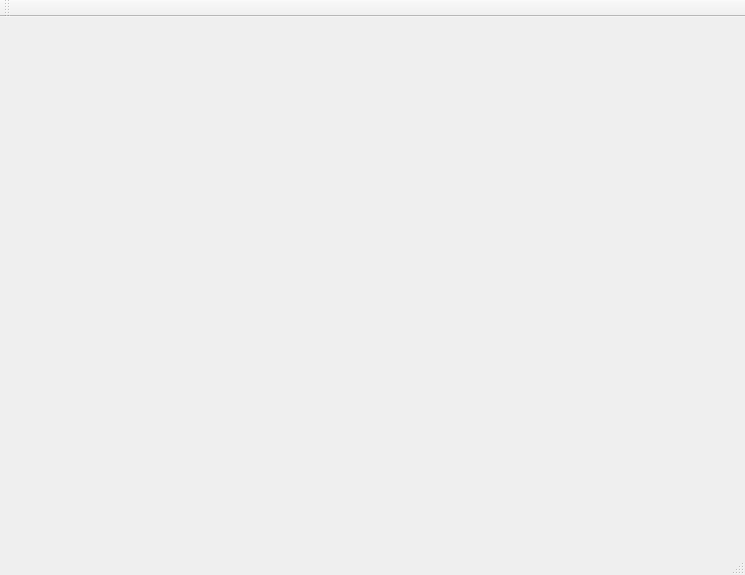
Above: Assignment2/Assignment2/raytracer.ui from dawnfan/ComputertGraphics-II before the change. Below: the same form after it.
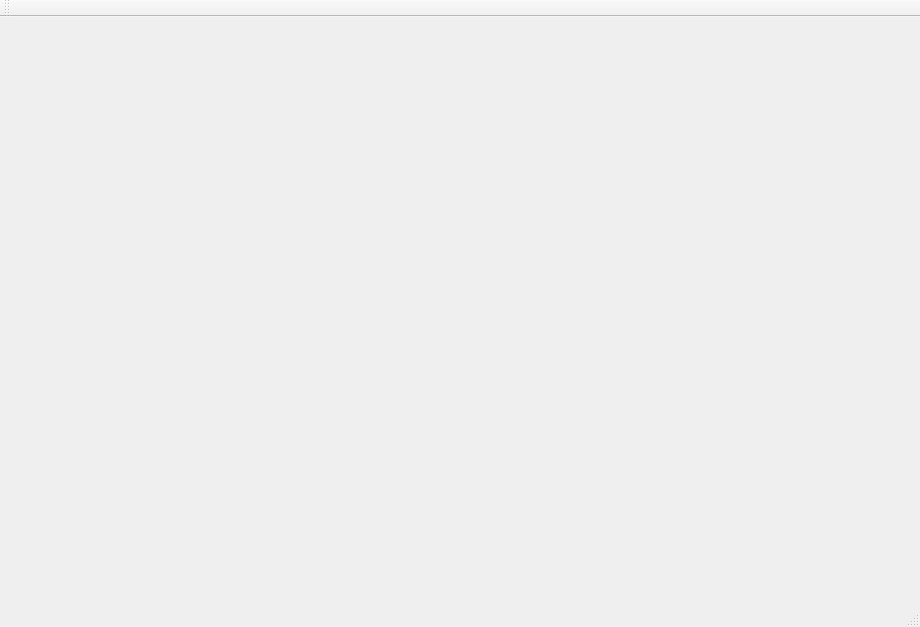
That is the form after the change.

What changed in the file:
```diff
--- a/Assignment2/Assignment2/raytracer.ui
+++ b/Assignment2/Assignment2/raytracer.ui
@@ -6,8 +6,8 @@
    <rect>
     <x>0</x>
     <y>0</y>
-    <width>745</width>
-    <height>575</height>
+    <width>920</width>
+    <height>627</height>
    </rect>
   </property>
   <property name="windowTitle">
```
Left out of the diff: 2 changed lines with no effect on the pictures.
